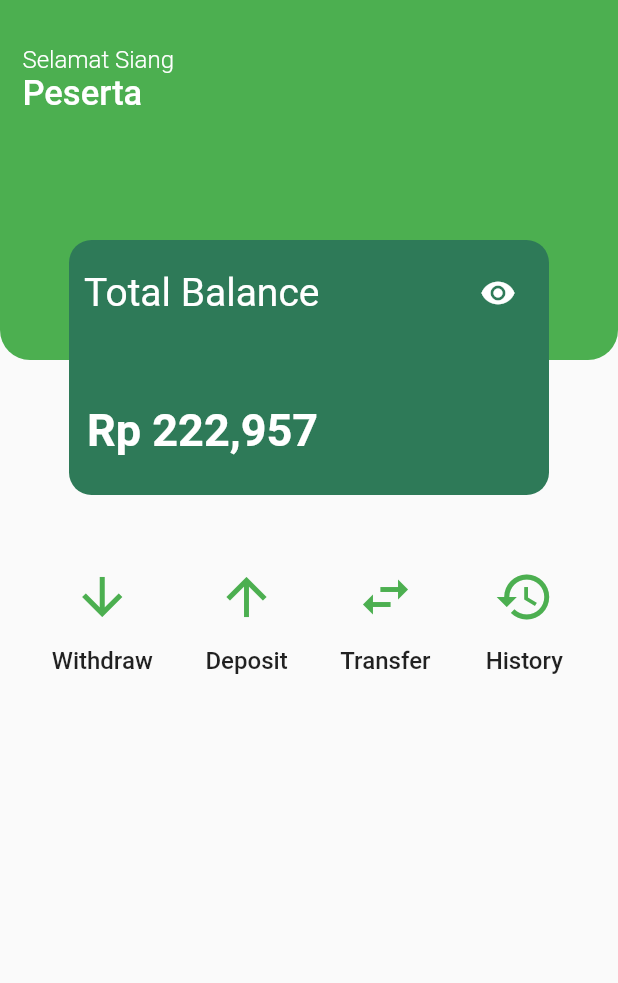
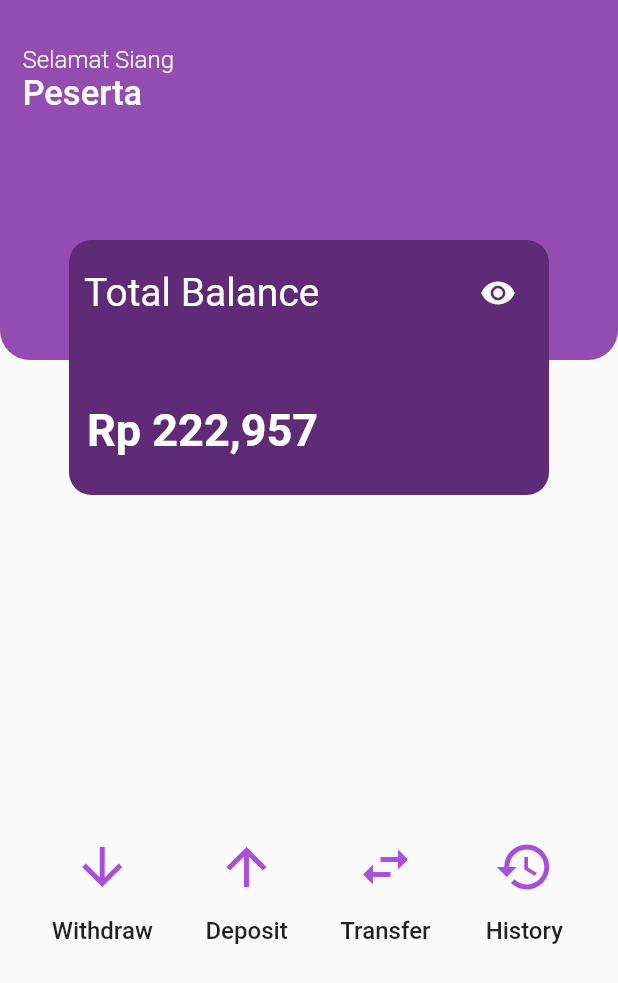
Before and after one commit to George535220173/UAS_E-MONEY, a Flutter app: the screen it shows after launch, on a phone screen of 412 x 824 dp. Shown: the top 983 px of the screen. Run offline on Flutter 3.47's test engine with Material 2 defaults, Android fonts, the phone set to English and light mode, and no system bars.

Commit message:
Warna baru ungu dan kebawahin widget

```diff
--- a/lib/Home/home.dart
+++ b/lib/Home/home.dart
@@ -23,7 +23,7 @@ class _HomeState extends State<home> {
                   width: double.infinity,
                   height: 240,
                   decoration: BoxDecoration(
-                    color: Colors.green,
+                    color: const Color.fromARGB(255, 147, 76, 175),
                     borderRadius: BorderRadius.only(
                       bottomLeft: Radius.circular(20),
                       bottomRight: Radius.circular(20),
@@ -69,7 +69,7 @@ class _HomeState extends State<home> {
                     ],
                   ),
                 ),
-                SizedBox(height: 130),
+                SizedBox(height: 310),
                 Row(
                   mainAxisAlignment: MainAxisAlignment.spaceEvenly,
                   children: [
@@ -88,7 +88,7 @@ class _HomeState extends State<home> {
                 height: 170,
                 width: 320,
                 decoration: BoxDecoration(
-                  color: Color.fromARGB(255, 46, 122, 88),
+                  color: Color.fromARGB(255, 95, 42, 118),
                   borderRadius: BorderRadius.circular(15),
                 ),
                 child: Column(
@@ -164,7 +164,7 @@ class _HomeState extends State<home> {
           },
           icon: Icon(icon),
           iconSize: 40,
-          color: Colors.green,
+          color: Color.fromARGB(255, 168, 78, 224),
         ),
         SizedBox(height: 5),
         Text(
```
